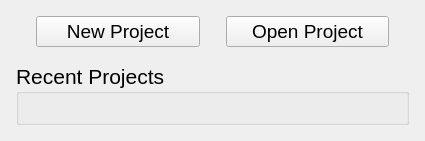
Qt form src/app/NewOpenProjectPanel.ui (2ndmax/scantailor-ocr) before a commit.
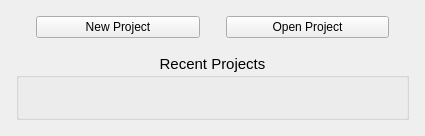
The same form after that commit.

Commit message: Start page: font sizes, normal buttons, centred title

Patch:
```diff
--- a/src/app/NewOpenProjectPanel.ui
+++ b/src/app/NewOpenProjectPanel.ui
@@ -58,10 +58,11 @@
         </item>
         <item>
          <widget class="QPushButton" name="newProjectButton">
-          <property name="font">
-           <font>
-            <pointsize>14</pointsize>
-           </font>
+          <property name="minimumSize">
+           <size>
+            <width>120</width>
+            <height>0</height>
+           </size>
           </property>
           <property name="text">
            <string>New Project</string>
@@ -89,10 +90,11 @@
         </item>
         <item>
          <widget class="QPushButton" name="openProjectButton">
-          <property name="font">
-           <font>
-            <pointsize>14</pointsize>
-           </font>
+          <property name="minimumSize">
+           <size>
+            <width>120</width>
+            <height>0</height>
+           </size>
           </property>
           <property name="text">
            <string>Open Project</string>
@@ -138,9 +140,12 @@
       </item>
       <item>
        <widget class="QGroupBox" name="recentProjectsGroup">
+        <property name="alignment">
+         <set>Qt::AlignHCenter</set>
+        </property>
         <property name="font">
          <font>
-          <pointsize>16</pointsize>
+          <pointsize>11</pointsize>
           <kerning>true</kerning>
          </font>
         </property>
```
The commit also changes 4 other files.
